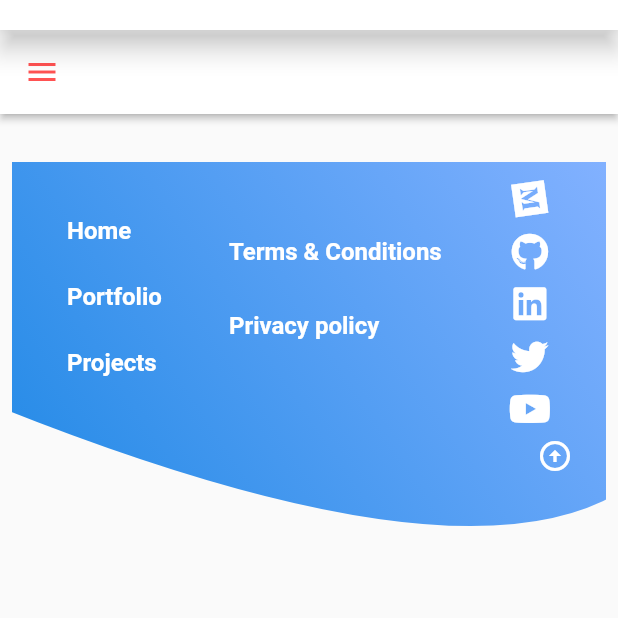
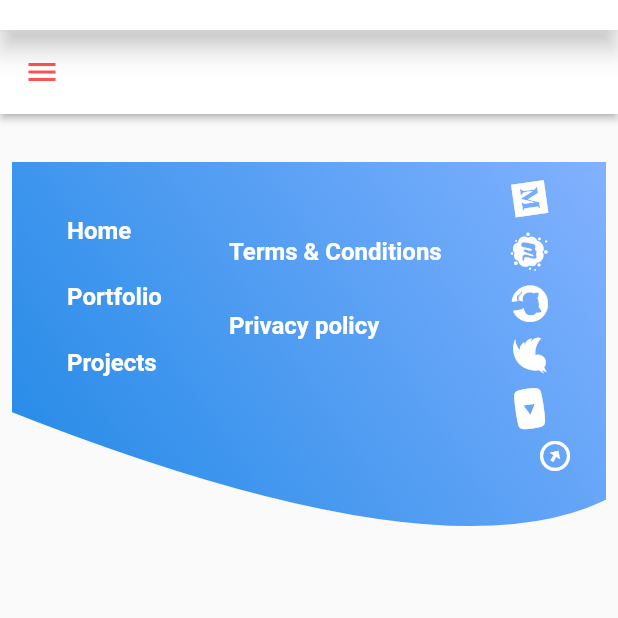
Before and after one commit to Hema2326/portfolio_portal, a Flutter app: the first screen one second after launch, on a phone screen of 412 x 824 dp, the top half of it. Run offline on Flutter 3.47's test engine with Material 2 defaults, Android fonts, the phone set to English and light mode, and no system bars; our stand-ins replace animated_text_kit, font_awesome_flutter, google_fonts, lottie, marquee, url_launcher_web.

Commit message:
animated icons

```diff
--- a/lib/screens/small_screen.dart
+++ b/lib/screens/small_screen.dart
@@ -1,9 +1,6 @@
-import 'package:animated_text_kit/animated_text_kit.dart';
 import 'package:flutter/material.dart';
 import 'package:font_awesome_flutter/font_awesome_flutter.dart';
-import 'package:google_fonts/google_fonts.dart';
 import 'package:url_launcher/url_launcher.dart';
-import 'package:lottie/lottie.dart';
 import 'package:portfolio_portal/screens/app_bar.dart';
 import 'dart:math' as math;
 
@@ -33,10 +30,19 @@ class _SmallScreenState extends State<SmallScreen>
     duration: const Duration(seconds: 2),
     vsync: this,
   )..repeat(reverse: true);
+
   late final Animation<double> _animation = CurvedAnimation(
     parent: controller,
     curve: Curves.bounceIn,
   );
+
+  late final AnimationController arrow = AnimationController(
+    duration: const Duration(seconds: 2),
+    vsync: this,
+  )..repeat(reverse: true);
+  late final Animation<double> _arrowAnimation =
+      CurvedAnimation(parent: arrow, curve: Curves.easeInCubic);
+
   @override
   void initState() {
     super.initState();
@@ -268,10 +274,90 @@ class _SmallScreenState extends State<SmallScreen>
                             child: InkWell(
                               child: FaIcon(FontAwesomeIcons.medium,
                                   color:
-                                      isSelected4 ? Colors.black : Colors.white,
+                                      isSelected ? Colors.black : Colors.white,
+                                  size: 25.0),
+                              onTap: () async {
+                                const url = "https://medium.com/flutter";
+                                await launch(url);
+                              },
+                              onHover: (value) {
+                                setState(() {
+                                  isSelected = value;
+                                });
+                              },
+                            ),
+                          ),
+                          const SizedBox(height: 10),
+                          RotationTransition(
+                            turns: _animation,
+                            child: InkWell(
+                              child: FaIcon(FontAwesomeIcons.meetup,
+                                  color: isSelected2
+                                      ? Colors.red[700]
+                                      : Colors.white,
+                                  size: 25.0),
+                              onTap: () async {
+                                const url =
+                                    "https://www.meetup.com/pro/flutter/";
+                                await launch(url);
+                              },
+                              onHover: (value) {
+                                setState(() {
+                                  isSelected2 = value;
+                                });
+                              },
+                            ),
+                          ),
+                          const SizedBox(height: 10),
+                          RotationTransition(
+                            turns: _animation,
+                            child: InkWell(
+                              child: FaIcon(FontAwesomeIcons.github,
+                                  color:
+                                      isSelected1 ? Colors.black : Colors.white,
                                   size: 25.0),
                               onTap: () async {
                                 const url = "https://github.com/flutter";
+                                await launch(url);
+                              },
+                              onHover: (value) {
+                                setState(() {
+                                  isSelected1 = value;
+                                });
+                              },
+                            ),
+                          ),
+                          const SizedBox(height: 10),
+                          RotationTransition(
+                            turns: _animation,
+                            child: InkWell(
+                              child: FaIcon(FontAwesomeIcons.twitter,
+                                  color: isSelected3
+                                      ? Colors.blue[400]
+                                      : Colors.white,
+                                  size: 25.0),
+                              onTap: () async {
+                                const url = "https://twitter.com/flutterdev";
+                                await launch(url);
+                              },
+                              onHover: (value) {
+                                setState(() {
+                                  isSelected3 = value;
+                                });
+                              },
+                            ),
+                          ),
+                          const SizedBox(height: 10),
+                          RotationTransition(
+                            turns: _animation,
+                            child: InkWell(
+                              child: FaIcon(FontAwesomeIcons.youtube,
+                                  color:
+                                      isSelected4 ? Colors.red : Colors.white,
+                                  size: 25.0),
+                              onTap: () async {
+                                const url =
+                                    "https://www.youtube.com/flutterdev";
                                 await launch(url);
                               },
                               onHover: (value) {
@@ -282,73 +368,6 @@ class _SmallScreenState extends State<SmallScreen>
                             ),
                           ),
                           const SizedBox(height: 10),
-                          InkWell(
-                            child: FaIcon(FontAwesomeIcons.github,
-                                color:
-                                    isSelected3 ? Colors.black : Colors.white,
-                                size: 25.0),
-                            onTap: () async {
-                              const url = "https://github.com/flutter";
-                              await launch(url);
-                            },
-                            onHover: (value) {
-                              setState(() {
-                                isSelected3 = value;
-                              });
-                            },
-                          ),
-                          const SizedBox(height: 10),
-                          InkWell(
-                            child: FaIcon(FontAwesomeIcons.linkedin,
-                                color: isSelected
-                                    ? Colors.blue[700]
-                                    : Colors.white,
-                                size: 25.0),
-                            onTap: () async {
-                              const url =
-                                  "https://www.linkedin.com/authwall?trk=gf&trkInfo=AQH40bJuvpRNdAAAAX5O0iFIuWCj7F96IZOHbTDfHM_AN4cwx0-wzPOj1PFgLBfxB9L85nUiD4I2sqXjVcN4qT66e_ZUEm2Wczqs-049m4ctLkq193R5q9hmdTHz1DsOahwt8-M=&originalReferer=https://www.m2pfintech.com/&sessionRedirect=https%3A%2F%2Fwww.linkedin.com%2Fcompany%2Fm2pfintech";
-                              await launch(url);
-                            },
-                            onHover: (value) {
-                              setState(() {
-                                isSelected = value;
-                              });
-                            },
-                          ),
-                          const SizedBox(height: 10),
-                          InkWell(
-                            child: FaIcon(FontAwesomeIcons.twitter,
-                                color: isSelected1
-                                    ? Colors.blue[400]
-                                    : Colors.white,
-                                size: 25.0),
-                            onTap: () async {
-                              const url = "https://twitter.com/m2pfintech";
-                              await launch(url);
-                            },
-                            onHover: (value) {
-                              setState(() {
-                                isSelected1 = value;
-                              });
-                            },
-                          ),
-                          const SizedBox(height: 10),
-                          InkWell(
-                            child: FaIcon(FontAwesomeIcons.youtube,
-                                color: isSelected2 ? Colors.red : Colors.white,
-                                size: 25.0),
-                            onTap: () async {
-                              const url =
-                                  "https://www.instagram.com/m2pfintech/";
-                              await launch(url);
-                            },
-                            onHover: (value) {
-                              setState(() {
-                                isSelected2 = value;
-                              });
-                            },
-                          ),
-                          const SizedBox(height: 10),
                         ],
                       ),
                     ],
@@ -357,6 +376,8 @@ class _SmallScreenState extends State<SmallScreen>
                 Positioned(
                   right: 30,
                   bottom: 70,
+                  child: RotationTransition(
+                    turns: _arrowAnimation,
                     child: InkWell(
                       child: const Icon(
                         Icons.arrow_circle_up,
@@ -365,6 +386,7 @@ class _SmallScreenState extends State<SmallScreen>
                       onTap: () {
                         _scrollToTop();
                       },
+                    ),
                   ),
                 ),
               ],
```
Also changed, not shown: lib/screens/large_screen.dart (+160 -67 lines), lib/screens/medium_screen.dart (+158 -69 lines), 1 other file. Lines whose indentation alone changed are shown as unchanged.
